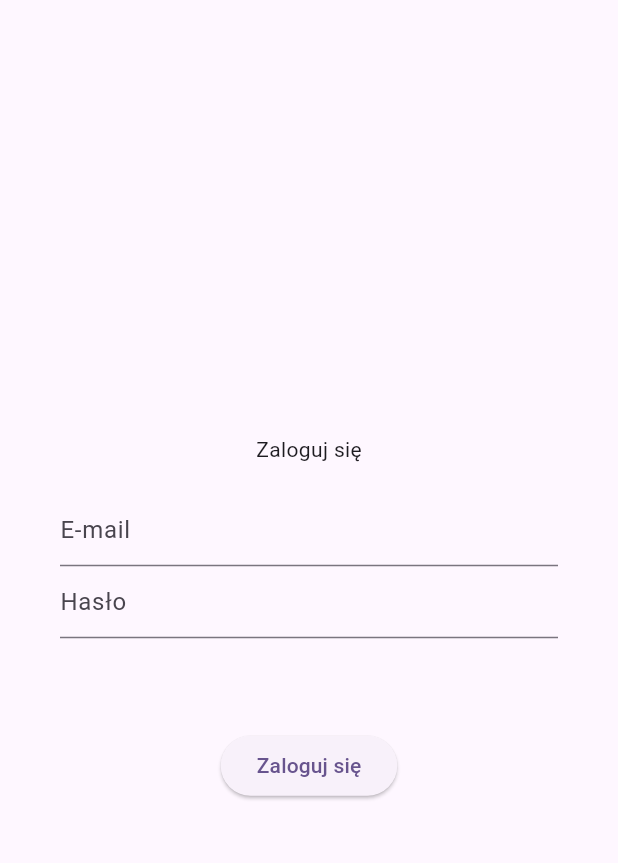
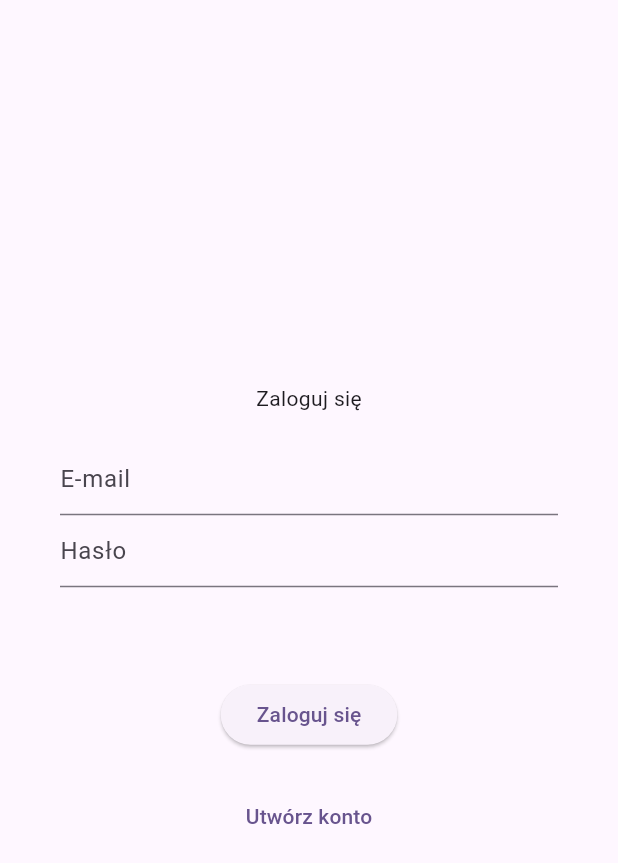
Before and after one commit to RobertSzmit/sports_club_flutter, a Flutter app: the screen it shows after launch, on a phone screen of 412 x 824 dp. Shown: the top 863 px of the screen. Run offline on Flutter 3.47's test engine with Material 3 defaults, Android fonts, the light colour scheme and no system bars; our stand-ins replace firebase_auth, firebase_core; accounts and stored records are empty.

Commit message:
Add user registration and login/signup toggle

```diff
--- a/lib/app/login/login_page.dart
+++ b/lib/app/login/login_page.dart
@@ -16,6 +16,7 @@
 
 class _LoginPageState extends State<LoginPage> {
   var errorMessage = '';
+  var isCreatingAccount = false;
 
   @override
   Widget build(BuildContext context) {
@@ -26,7 +27,9 @@
           child: Column(
             mainAxisAlignment: MainAxisAlignment.center,
             children: [
-              const Text('Zaloguj się'),
+              Text(isCreatingAccount == true
+                  ? 'Zarejestruj się'
+                  : 'Zaloguj się'),
               const SizedBox(
                 height: 20,
               ),
@@ -48,6 +51,21 @@
               ),
               ElevatedButton(
                 onPressed: () async {
+                  if (isCreatingAccount == true) {
+                    // rejestracja
+                    try {
+                      await FirebaseAuth.instance
+                          .createUserWithEmailAndPassword(
+                        email: widget.emailController.text,
+                        password: widget.passwordController.text,
+                      );
+                    } catch (error) {
+                      setState(() {
+                        errorMessage = error.toString();
+                      });
+                    } // treść błędu i obsługa jego stanu, który idzie wyżej do Text(errorMessage)
+                  } else {
+                    // logowanie
                     try {
                       await FirebaseAuth.instance.signInWithEmailAndPassword(
                         email: widget.emailController.text,
@@ -58,9 +76,35 @@
                         errorMessage = error.toString();
                       });
                     } // treść błędu i obsługa jego stanu, który idzie wyżej do Text(errorMessage)
+                  }
                 },
-                child: const Text('Zaloguj się'),
+                child: Text(isCreatingAccount == true
+                    ? 'Zarejestruj się'
+                    : 'Zaloguj się'),
               ),
+              const SizedBox(height: 20),
+              if (isCreatingAccount == false) ...[
+                // to chowa 'zaloguj sie' jak wchodzimy do rejestrowania się
+                TextButton(
+                  onPressed: () {
+                    setState(() {
+                      isCreatingAccount = true;
+                    });
+                  },
+                  child: const Text('Utwórz konto'),
+                ),
+              ],
+              if (isCreatingAccount == true) ...[
+                // a to wyrzuca masz już konto
+                TextButton(
+                  onPressed: () {
+                    setState(() {
+                      isCreatingAccount = false;
+                    });
+                  },
+                  child: const Text('Masz już konto?'),
+                ),
+              ],
             ],
           ),
         ),
```
Lines whose indentation alone changed are shown as unchanged.
